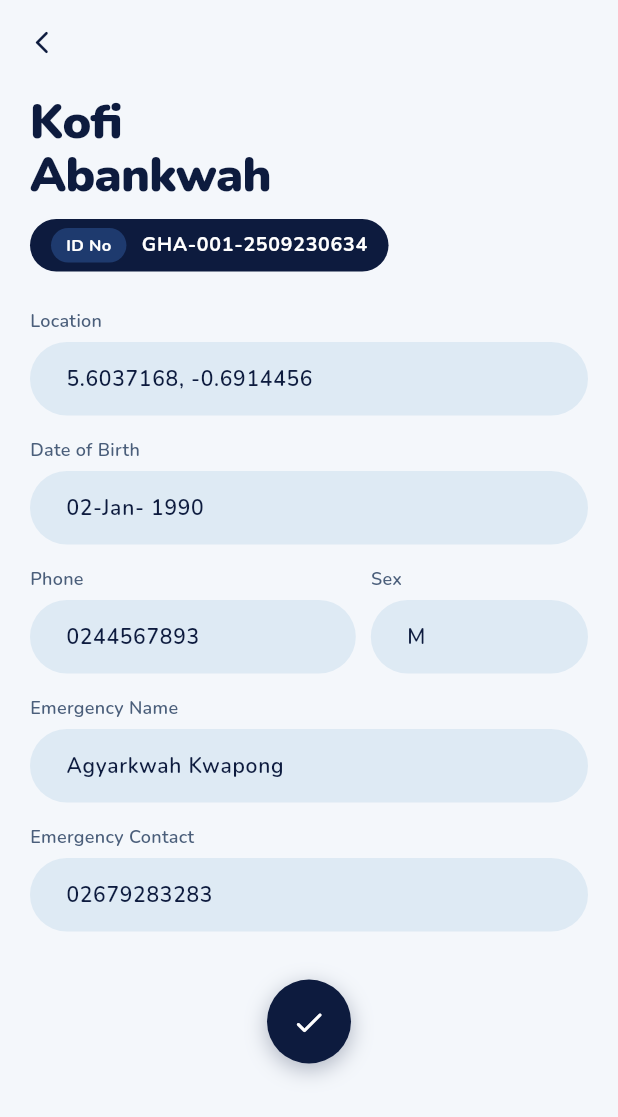
After one commit to divineBayuo/skinapp2, a Flutter app: the PatientDetailScreen screen opened directly with sample values from the repository, on a phone screen of 412 x 824 dp. The commit adds this screen. Shown: the top 1117 px of the screen. Run offline on Flutter 3.47's test engine with Material 3 defaults, Android fonts, the phone set to English and light mode, and no system bars; our stand-ins replace flutter_riverpod, go_router.

Commit message:
Create template for patient detail screen, fix other prelim screens

```diff
--- a/lib/features/auth/screens/manage_data_screen.dart
+++ b/lib/features/auth/screens/manage_data_screen.dart
@@ -3,6 +3,7 @@
 // -----------------------------------
 import 'package:flutter/material.dart';
 import 'package:skinapp2/core/theme/app_theme.dart';
+import 'package:skinapp2/features/auth/screens/patient_detail_screen.dart';
 import 'package:skinapp2/mock_data.dart';
 import 'package:skinapp2/models/patient.dart';
 import 'package:skinapp2/models/user.dart';
--- /dev/null
+++ b/lib/features/auth/screens/patient_detail_screen.dart
@@ -0,0 +1,396 @@
+import 'package:flutter/material.dart';
+import 'package:skinapp2/core/theme/app_theme.dart';
+import 'package:skinapp2/models/diagnosis.dart';
+import 'package:skinapp2/models/patient.dart';
+import 'package:skinapp2/models/user.dart';
+import 'package:skinapp2/shared/widgets/circular_action_btn.dart';
+import 'package:skinapp2/shared/widgets/id_badge.dart';
+import 'package:skinapp2/shared/widgets/pill_field.dart';
+
+class PatientDetailScreen extends StatefulWidget {
+  final PatientRecord patient;
+  final AccessRole role;
+  final bool editMode;
+
+  const PatientDetailScreen({
+    super.key,
+    required this.patient,
+    required this.role,
+    required this.editMode,
+  });
+
+  @override
+  State<PatientDetailScreen> createState() => _PatientDetailScreenState();
+}
+
+class _PatientDetailScreenState extends State<PatientDetailScreen> {
+  late final TextEditingController _locationCtrl;
+  late final TextEditingController _dobCtrl;
+  late final TextEditingController _phoneCtrl;
+  late final TextEditingController _sexCtrl;
+  late final TextEditingController _emergNameCtrl;
+  late final TextEditingController _emergContactCtrl;
+
+  // Diagnosis fields (physician/researcher only)
+  final _findingsCtrl = TextEditingController();
+  final _treatmentCtrl = TextEditingController();
+  SkinNtdType _ntdType = SkinNtdType.unknown;
+  DiagnosisStatus _status = DiagnosisStatus.suspected;
+  bool _showDiagnosis = false;
+  bool _saving = false;
+
+  @override
+  void initState() {
+    super.initState();
+    final p = widget.patient;
+    _locationCtrl = TextEditingController(text: p.locationCoords);
+    _dobCtrl = TextEditingController(text: p.formattedDob);
+    _phoneCtrl = TextEditingController(text: p.phone);
+    _sexCtrl = TextEditingController(text: p.sex);
+    _emergNameCtrl = TextEditingController(text: p.emergencyName);
+    _emergContactCtrl = TextEditingController(text: p.emergencyContact);
+
+    if (p.diagnosis != null) {
+      _ntdType = p.diagnosis!.ntdType;
+      _status = p.diagnosis!.status;
+      _findingsCtrl.text = p.diagnosis!.clinicalFindings;
+      _treatmentCtrl.text = p.diagnosis!.treatmentPlan;
+    }
+  }
+
+  @override
+  void dispose() {
+    for (final c in [
+      _locationCtrl,
+      _dobCtrl,
+      _phoneCtrl,
+      _sexCtrl,
+      _emergNameCtrl,
+      _emergContactCtrl,
+      _findingsCtrl,
+      _treatmentCtrl,
+    ]) {
+      c.dispose();
+    }
+    super.dispose();
+  }
+
+  Future<void> _save() async {
+    setState(() => _saving = true);
+    await Future.delayed(const Duration(milliseconds: 700));
+    setState(() => _saving = false);
+    if (mounted) {
+      ScaffoldMessenger.of(context).showSnackBar(
+        const SnackBar(
+          content: Text('Record saved successfully'),
+          backgroundColor: AppColors.success,
+        ),
+      );
+    }
+  }
+
+  @override
+  Widget build(BuildContext context) {
+    final t = Theme.of(context).textTheme;
+    final p = widget.patient;
+    final edit = widget.editMode && widget.role.canDiagnose;
+
+    return Scaffold(
+      backgroundColor: AppColors.bgLight,
+      appBar: AppBar(
+        leading: IconButton(
+          onPressed: () => Navigator.of(context).pop(),
+          icon: const Icon(Icons.arrow_back_ios_new_rounded, size: 18),
+        ),
+        // Researcher sees timestamp in appBar
+        actions: [
+          if (widget.role.canViewTimestamps)
+            Padding(
+              padding: const EdgeInsets.only(right: 16),
+              child: Center(
+                child: Container(
+                  padding: const EdgeInsets.symmetric(
+                    horizontal: 10,
+                    vertical: 4,
+                  ),
+                  decoration: BoxDecoration(
+                    color: AppColors.roleResearcher.withOpacity(0.10),
+                    borderRadius: BorderRadius.circular(20),
+                  ),
+                  child: Text(
+                    p.formattedTimestamp,
+                    style: const TextStyle(
+                      fontFamily: 'Nunito',
+                      fontSize: 11,
+                      fontWeight: FontWeight.w600,
+                      color: AppColors.roleResearcher,
+                    ),
+                  ),
+                ),
+              ),
+            ),
+        ],
+      ),
+      body: SafeArea(
+        child: SingleChildScrollView(
+          padding: const EdgeInsets.fromLTRB(20, 8, 20, 40),
+          child: Column(
+            crossAxisAlignment: CrossAxisAlignment.start,
+            children: [
+              // Patient name
+              Text(p.firstName, style: t.pageTitle),
+              Text(p.lastName, style: t.pageTitle),
+
+              const SizedBox(height: 12),
+
+              // ID badge
+              PatientIdBadge(idNumber: p.idNumber),
+
+              const SizedBox(height: 24),
+
+              // Location field (GPS coords)
+              LabeledPillField(
+                label: 'Location',
+                field: PillField(
+                  controller: _locationCtrl,
+                  readOnly: !edit,
+                  hint: 'GPS coordinates',
+                ),
+              ),
+              const SizedBox(height: 14),
+
+              // Date of Birth
+              LabeledPillField(
+                label: 'Date of Birth',
+                field: PillField(
+                  controller: _dobCtrl,
+                  readOnly: !edit,
+                  suffixIcon: edit
+                      ? const Icon(
+                          Icons.calendar_today_rounded,
+                          size: 16,
+                          color: AppColors.textMid,
+                        )
+                      : null,
+                ),
+              ),
+              const SizedBox(height: 14),
+
+              // Phone + sex
+              Row(
+                children: [
+                  Expanded(
+                    flex: 3,
+                    child: LabeledPillField(
+                      label: 'Phone',
+                      field: PillField(
+                        controller: _phoneCtrl,
+                        readOnly: !edit,
+                        keyboardType: TextInputType.phone,
+                      ),
+                    ),
+                  ),
+                  const SizedBox(width: 10),
+                  Expanded(
+                    flex: 2,
+                    child: LabeledPillField(
+                      label: 'Sex',
+                      field: PillField(controller: _sexCtrl, readOnly: !edit),
+                    ),
+                  ),
+                ],
+              ),
+              const SizedBox(height: 14),
+
+              LabeledPillField(
+                label: 'Emergency Name',
+                field: PillField(controller: _emergNameCtrl, readOnly: !edit),
+              ),
+              const SizedBox(height: 14),
+
+              LabeledPillField(
+                label: 'Emergency Contact',
+                field: PillField(
+                  controller: _emergContactCtrl,
+                  readOnly: !edit,
+                  keyboardType: TextInputType.phone,
+                ),
+              ),
+
+              // -- Diagnosis section (physician/researcher)----
+              if (widget.role.canDiagnose) ...[
+                const SizedBox(height: 28),
+                GestureDetector(
+                  onTap: () => setState(() => _showDiagnosis = !_showDiagnosis),
+                  child: Container(
+                    padding: const EdgeInsets.symmetric(
+                      horizontal: 18,
+                      vertical: 12,
+                    ),
+                    decoration: BoxDecoration(
+                      color: AppColors.navy,
+                      borderRadius: BorderRadius.circular(40),
+                    ),
+                    child: Row(
+                      mainAxisAlignment: MainAxisAlignment.spaceBetween,
+                      children: [
+                        const Text(
+                          'Diagnosis',
+                          style: TextStyle(
+                            fontFamily: 'Nunito',
+                            fontSize: 14,
+                            fontWeight: FontWeight.w700,
+                            color: Colors.white,
+                          ),
+                        ),
+                        Icon(
+                          _showDiagnosis
+                              ? Icons.keyboard_arrow_up_rounded
+                              : Icons.keyboard_arrow_down_rounded,
+                          color: AppColors.teal,
+                          size: 22,
+                        ),
+                      ],
+                    ),
+                  ),
+                ),
+                if (_showDiagnosis) ...[
+                  const SizedBox(height: 14),
+                  // NTD type selector
+                  Text('NTD Type', style: t.labelMedium),
+                  const SizedBox(height: 8),
+                  Container(
+                    padding: const EdgeInsets.symmetric(
+                      horizontal: 20,
+                      vertical: 4,
+                    ),
+                    decoration: BoxDecoration(
+                      color: AppColors.fieldBg,
+                      borderRadius: BorderRadius.circular(40),
+                    ),
+                    child: DropdownButtonHideUnderline(
+                      child: DropdownButton<SkinNtdType>(
+                        value: _ntdType,
+                        isExpanded: true,
+                        style: const TextStyle(
+                          fontFamily: 'Nunito',
+                          fontSize: 14,
+                          fontWeight: FontWeight.w600,
+                          color: AppColors.textNavy,
+                        ),
+                        items: SkinNtdType.values.map((t) {
+                          return DropdownMenuItem(
+                            value: t,
+                            child: Text(t.label),
+                          );
+                        }).toList(),
+                        onChanged: edit
+                            ? (v) => setState(
+                                () => _ntdType = v ?? SkinNtdType.unknown,
+                              )
+                            : null,
+                      ),
+                    ),
+                  ),
+                  const SizedBox(height: 14),
+                  // status
+                  Text('Status', style: t.labelMedium),
+                  const SizedBox(height: 8),
+                  Wrap(
+                    spacing: 8,
+                    runSpacing: 8,
+                    children: DiagnosisStatus.values.map((s) {
+                      final sel = s == _status;
+                      return GestureDetector(
+                        onTap: edit ? () => setState(() => _status = s) : null,
+                        child: Container(
+                          padding: const EdgeInsets.symmetric(
+                            horizontal: 14,
+                            vertical: 7,
+                          ),
+                          decoration: BoxDecoration(
+                            color: sel ? AppColors.navy : AppColors.fieldBg,
+                            borderRadius: BorderRadius.circular(40),
+                          ),
+                          child: Text(
+                            s.label,
+                            style: TextStyle(
+                              fontFamily: 'Nunito',
+                              fontSize: 12,
+                              fontWeight: FontWeight.w600,
+                              color: sel ? Colors.white : AppColors.textMid,
+                            ),
+                          ),
+                        ),
+                      );
+                    }).toList(),
+                  ),
+                  const SizedBox(height: 14),
+                  LabeledPillField(
+                    label: 'Clinical Findings',
+                    field: PillField(
+                      controller: _findingsCtrl,
+                      readOnly: !edit,
+                      maxLines: 3,
+                      hint: 'Describe findings...',
+                    ),
+                  ),
+                  const SizedBox(height: 14),
+                  LabeledPillField(
+                    label: 'Treatment Plan',
+                    field: PillField(
+                      controller: _treatmentCtrl,
+                      readOnly: !edit,
+                      maxLines: 3,
+                      hint: 'Recommended treatment...',
+                    ),
+                  ),
+                ],
+              ],
+
+              const SizedBox(height: 32),
+
+              // Actions buttons row
+              Row(
+                mainAxisAlignment: MainAxisAlignment.center,
+                children: [
+                  // View/Collapse button (circular dark)
+                  CircularActionButton(
+                    icon: _showDiagnosis
+                        ? Icons.keyboard_arrow_up_rounded
+                        : Icons.check_rounded,
+                    onTap: () =>
+                        setState(() => _showDiagnosis = !_showDiagnosis),
+                    size: 56,
+                  ),
+                  if (edit) ...[
+                    const SizedBox(width: 16),
+                    // Edit buttons
+                    if (!widget.role.canExport)
+                      CircularActionButton(
+                        icon: Icons.edit_rounded,
+                        onTap: () {},
+                        size: 56,
+                      ),
+                    // Save button
+                    const SizedBox(width: 16),
+                    CircularActionButton(
+                      icon: _saving
+                          ? Icons.hourglass_empty_rounded
+                          : Icons.save_alt_rounded,
+                      onTap: _saving ? () {} : _save,
+                      bgColor: widget.role.canExport
+                          ? AppColors.saveRed
+                          : AppColors.navy,
+                      size: 56,
+                    ),
+                  ],
+                ],
+              ),
+            ],
+          ),
+        ),
+      ),
+    );
+  }
+}
--- a/lib/features/auth/screens/view_data_screen.dart
+++ b/lib/features/auth/screens/view_data_screen.dart
@@ -3,6 +3,7 @@
 // ------------------------------------
 import 'package:flutter/material.dart';
 import 'package:skinapp2/core/theme/app_theme.dart';
+import 'package:skinapp2/features/auth/screens/patient_detail_screen.dart';
 import 'package:skinapp2/mock_data.dart';
 import 'package:skinapp2/models/patient.dart';
 import 'package:skinapp2/models/user.dart';
```
